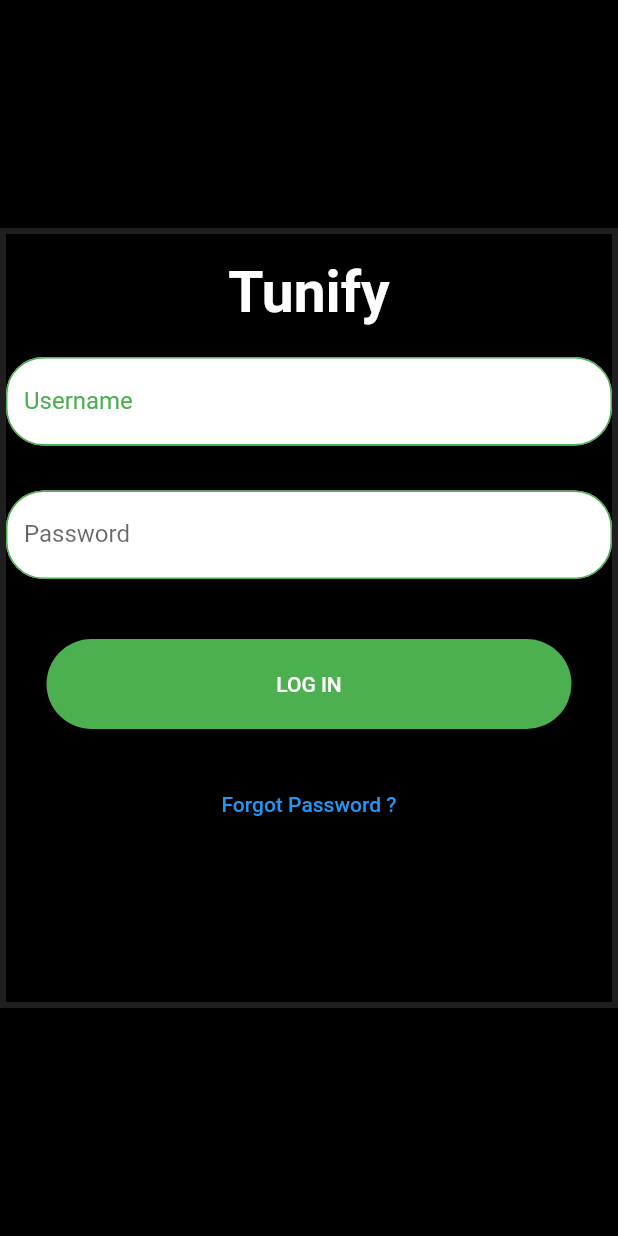
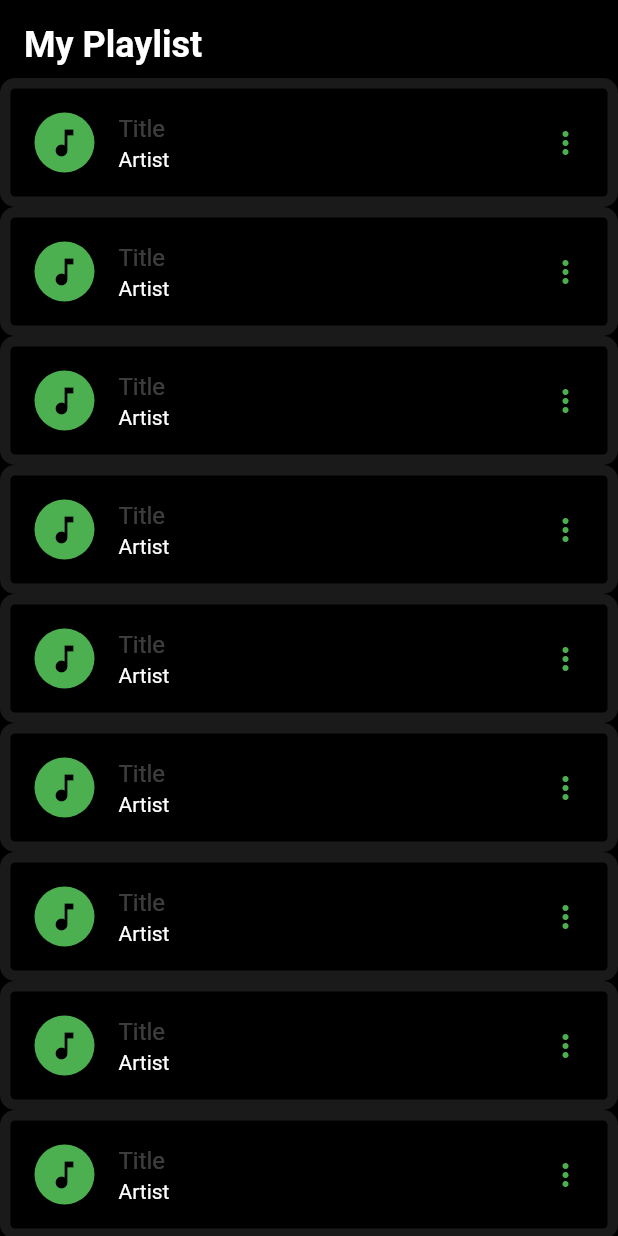
Before and after one commit to Asrat77/tunify, a Flutter app: the screen it shows after launch, on a phone screen of 412 x 824 dp. Run offline on Flutter 3.47's test engine with Material 2 defaults, Android fonts, the phone set to English and light mode, and no system bars.

Commit message:
update both playlist_screen and login_screen

```diff
--- a/tunify/lib/main.dart
+++ b/tunify/lib/main.dart
@@ -1,5 +1,6 @@
 import 'package:flutter/material.dart';
 import 'package:tunify/ui/screens/login_screen.dart';
+import 'package:tunify/ui/screens/playlist_screen.dart';
 
 void main() {
   runApp(const MyApp());
@@ -25,7 +26,7 @@
         // is not restarted.
         primarySwatch: Colors.blue,
       ),
-      home:  Login_Screen(),
+      home:  Playlist(),
     );
   }
 }
--- a/tunify/lib/ui/screens/login_screen.dart
+++ b/tunify/lib/ui/screens/login_screen.dart
@@ -116,9 +116,9 @@
       body: Center(
         child: SafeArea(
           child: Container(
-            decoration: BoxDecoration(border: Border.all(width: 4,color: Colors.white12)),
+            decoration: BoxDecoration(border: Border.all(width: 1,color: Colors.white24),borderRadius: BorderRadius.circular(10)),
             width: 500,
-            height: 520,
+            height: 540,
 
             child: Column(
               crossAxisAlignment: CrossAxisAlignment.center,
--- a/tunify/lib/ui/screens/playlist_screen.dart
+++ b/tunify/lib/ui/screens/playlist_screen.dart
@@ -1,51 +1,47 @@
 import 'package:flutter/material.dart';
 
 // ignore: camel_case_types
-class homepage extends StatelessWidget {
-  const homepage({Key? key}) : super(key: key);
+class Playlistpage extends StatelessWidget {
+  const Playlistpage({Key? key}) : super(key: key);
 
   @override
   Widget build(BuildContext context) {
     return const MaterialApp(
       title: 'g',
-      home: home(),
+
     );
   }
 }
 
 // ignore: camel_case_types
-class home extends StatefulWidget {
-  const home({super.key});
+class Playlist extends StatefulWidget {
+  const Playlist({super.key});
 
   @override
-  State<home> createState() => _homeState();
+  State<Playlist> createState() => _PlaylistState();
 }
 
 // ignore: camel_case_types
-class _homeState extends State<home> {
+class _PlaylistState extends State<Playlist> {
   @override
   Widget build(BuildContext context) {
     return Scaffold(
 
       backgroundColor: Colors.black,
-      appBar: AppBar(
-
-        title: const Text('tunetailor'),
-        toolbarHeight: 90,
-        backgroundColor: Colors.black,
-        actions: [IconButton(onPressed: (){}, icon: Icon(Icons.account_box))],
 
 
-      ),
+      body:SafeArea(
+        child: Column(
+          crossAxisAlignment: CrossAxisAlignment.start,
+          mainAxisAlignment: MainAxisAlignment.spaceAround,
+          children: <Widget>[
 
-      body: Column(
-        crossAxisAlignment: CrossAxisAlignment.start,
-        children: <Widget>[
             Container(
               margin: EdgeInsets.fromLTRB(16.0, 16.0, 0.0, 8.0),
               child: Text(
                 'My Playlist',
                 style: TextStyle(
+                  color: Colors.white,
                   fontSize: 24.0,
                   fontWeight: FontWeight.bold,
                 ),
@@ -55,21 +51,33 @@
               child: ListView.builder(
                 itemCount: 10,
                 itemBuilder: (BuildContext context, int index) {
-                return ListTile(
-                  leading: CircleAvatar(
+                  return Container(
+
+                       decoration: BoxDecoration(border: Border.all(width: 7,color: Colors.white10),borderRadius: BorderRadius.circular(10)),
+                    child: ListTile(
+
+                      leading: Container(
+
+                        child: CircleAvatar(
 
                           child: Container(child: Icon(Icons.music_note,color: Colors.black,)),backgroundColor: Colors.green,
+                        ),
                       ),
 
                       title: Text('Title',style: TextStyle(color: Colors.white24),),
                       subtitle: Text('Artist ',style: TextStyle(color: Colors.white)),
                       trailing: Icon(Icons.more_vert,color: Colors.green,),
+                    ),
                   );
                 },
               ),
             ),
+
           ],
         ),
+
+      ),
+
     );
   }
 }
```
Lines whose indentation alone changed are shown as unchanged.
